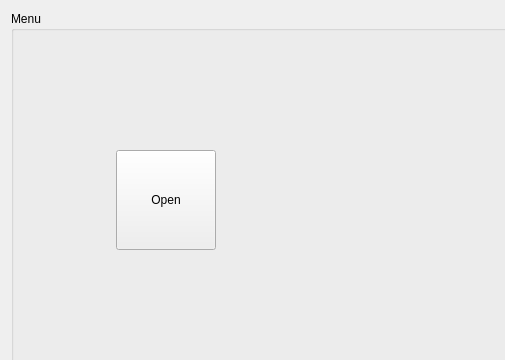
This is UI/HomeTab.ui in alexe-mgn/OCR as Qt 5 draws it before an edit; both pictures show x 0 to 505 and y 0 to 360 of the 800 by 600 pixel window. The edited form follows.
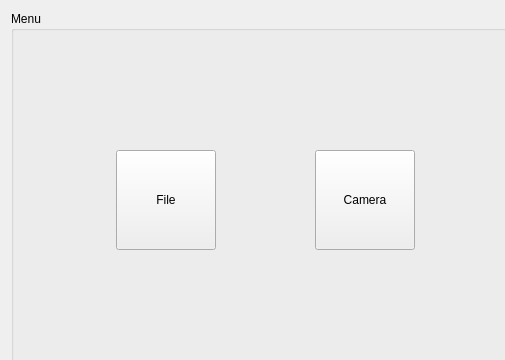
This is the edited form.

Commit message: CameraTab, Tab signature change, interface placeholders hidden, small signature changes for clang warnings.

Diff of the .ui file:
```diff
--- a/UI/HomeTab.ui
+++ b/UI/HomeTab.ui
@@ -41,7 +41,7 @@
          </size>
         </property>
         <property name="text">
-         <string>Open</string>
+         <string>File</string>
         </property>
        </widget>
       </item>
@@ -98,6 +98,25 @@
         </property>
        </widget>
       </item>
+      <item row="0" column="1">
+       <widget class="QPushButton" name="openCameraButton">
+        <property name="sizePolicy">
+         <sizepolicy hsizetype="Fixed" vsizetype="Fixed">
+          <horstretch>0</horstretch>
+          <verstretch>0</verstretch>
+         </sizepolicy>
+        </property>
+        <property name="minimumSize">
+         <size>
+          <width>100</width>
+          <height>100</height>
+         </size>
+        </property>
+        <property name="text">
+         <string>Camera</string>
+        </property>
+       </widget>
+      </item>
      </layout>
     </widget>
    </item>
```
Left out of the diff: 2 changed lines with no effect on the pictures. The commit also changes 14 other files.
